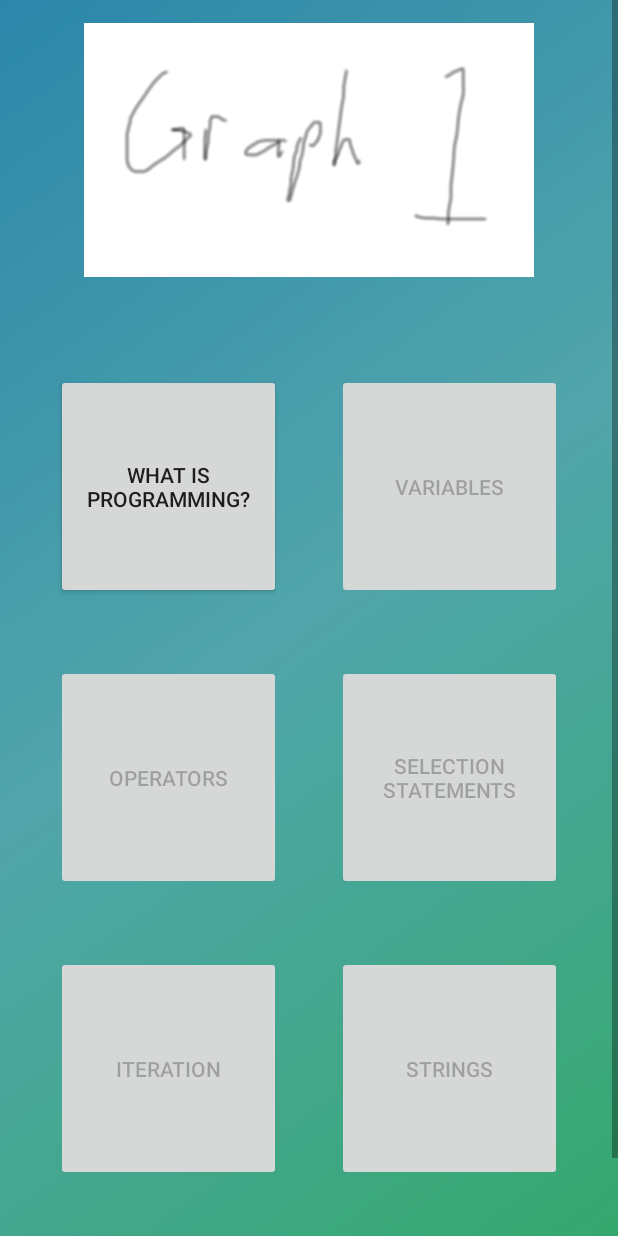
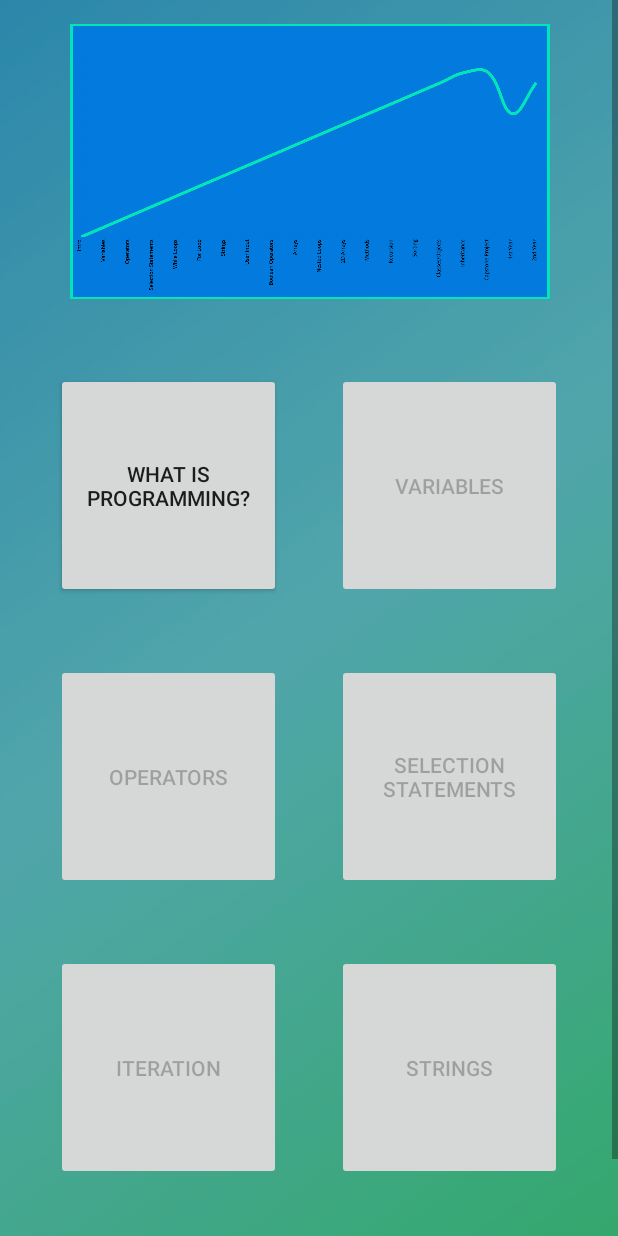
Before and after one commit to alanlyne/CS440-Final-Year-Project, an Android app: the Menu screen opened directly, with no data from a screen before it, on a phone screen of 412 x 824 dp. Run offline under Robolectric (Android 15) with nearby library versions, the light colour scheme and no system bars; our stand-ins replace Firebase (no records; nobody signed in at launch, a user with empty details on screens opened directly); 1 statement that could not run was skipped.

Commit message:
Slightly less shitty graph image

```diff
--- a/app/src/main/java/com/alanlyne/tbm/Menu/Menu.java
+++ b/app/src/main/java/com/alanlyne/tbm/Menu/Menu.java
@@ -32,7 +32,7 @@ public class Menu extends AppCompatActivity {
 
         //Add an image
         image = findViewById(R.id.imageView2);
-        image.setImageResource(R.drawable.g1);
+        image.setImageResource(R.drawable.c0);
 
         final FirebaseDatabase database = FirebaseDatabase.getInstance();
         DatabaseReference ref = database.getReference("counter");
@@ -46,7 +46,7 @@ public class Menu extends AppCompatActivity {
                 System.out.println("Counter value is " + counter);
 
                 if (counter >= 10 && counter < 20) {
-                    image.setImageResource(R.drawable.g2);
+                    image.setImageResource(R.drawable.c1);
                 }
 
 
--- a/app/src/main/res/layout/activity_menu.xml
+++ b/app/src/main/res/layout/activity_menu.xml
@@ -53,14 +53,16 @@
 
         <ImageView
             android:id="@+id/imageView2"
-            android:layout_width="300dp"
-            android:layout_height="200dp"
+            android:layout_width="320dp"
+            android:layout_height="183.5dp"
+            android:background="#03E5B7"
+            android:padding="1dp"
             app:layout_constraintBottom_toBottomOf="parent"
             app:layout_constraintEnd_toEndOf="parent"
-            app:layout_constraintHorizontal_bias="0.5"
+            app:layout_constraintHorizontal_bias="0.505"
             app:layout_constraintStart_toStartOf="parent"
             app:layout_constraintTop_toTopOf="parent"
-            app:layout_constraintVertical_bias="0.0" />
+            app:layout_constraintVertical_bias="0.023" />
 
         <Button
             android:id="@+id/wip"
```
Also changed, not shown: app/src/main/res/drawable/c0.png (added), app/src/main/res/drawable/c1.png (added).
